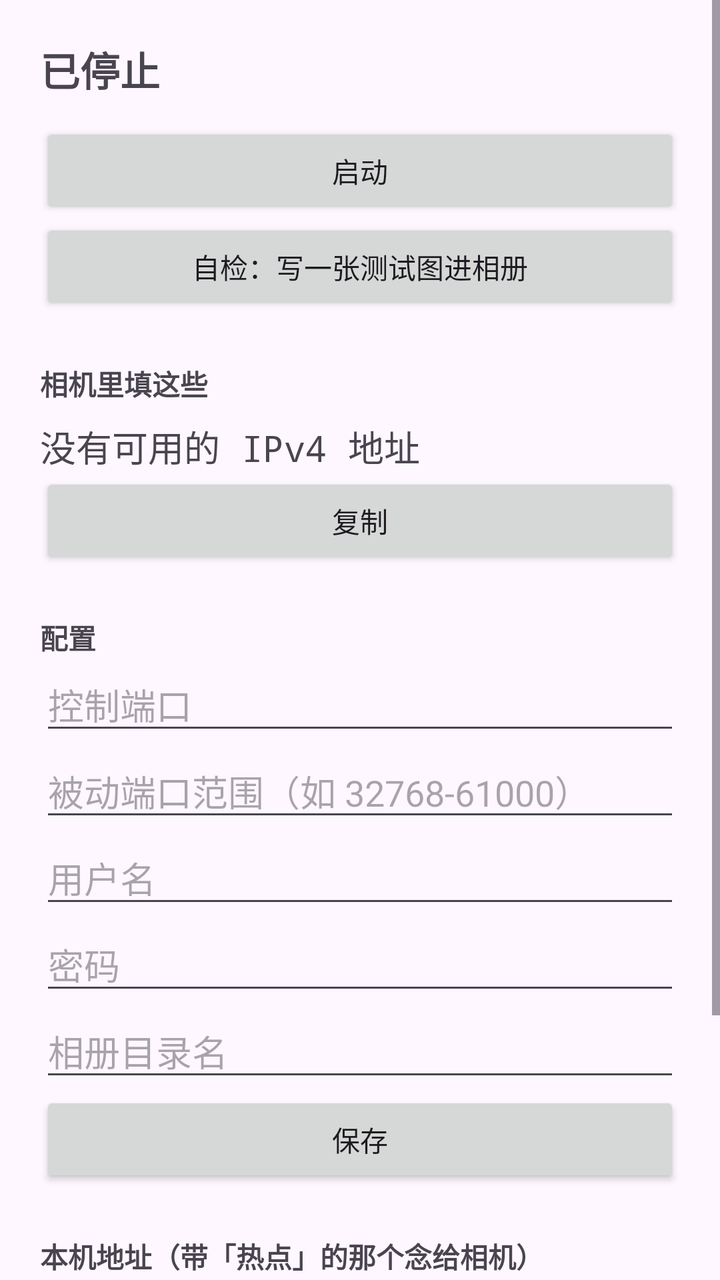
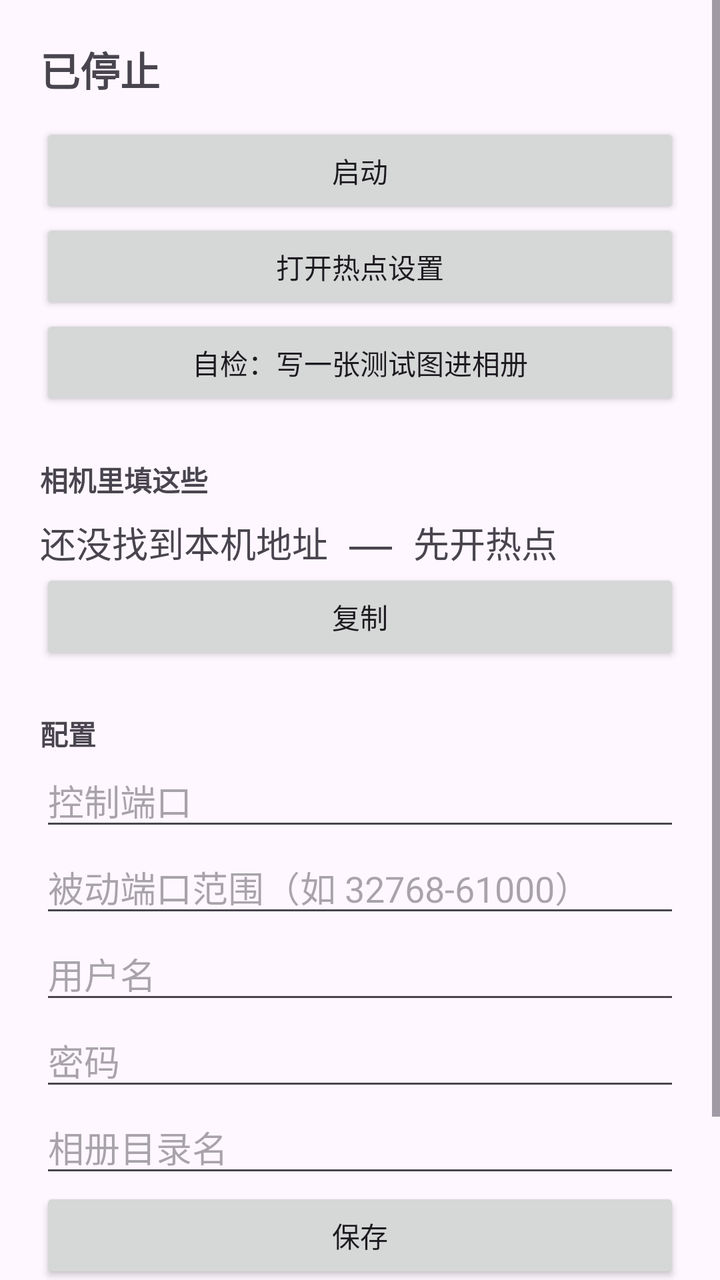

The first picture is an Android layout as it rendered before a commit; the second is the same layout after the commit. The layout source and the unified diff follow.
<!-- AndroidManifest.xml: application theme Theme.CamFtp -->
<!-- res/layout/activity_main.xml -->
<?xml version="1.0" encoding="utf-8"?>
<ScrollView xmlns:android="http://schemas.android.com/apk/res/android"
    android:layout_width="match_parent"
    android:layout_height="match_parent"
    android:fillViewport="true"
    android:fitsSystemWindows="true">

    <LinearLayout
        android:layout_width="match_parent"
        android:layout_height="wrap_content"
        android:orientation="vertical"
        android:padding="20dp">

        
        <TextView
            android:id="@+id/statusText"
            android:layout_width="match_parent"
            android:layout_height="wrap_content"
            android:text="@string/status_stopped"
            android:textSize="20sp"
            android:textStyle="bold" />

        <Button
            android:id="@+id/toggleButton"
            android:layout_width="match_parent"
            android:layout_height="wrap_content"
            android:layout_marginTop="12dp"
            android:text="@string/start" />

        <Button
            android:id="@+id/selfTestButton"
            android:layout_width="match_parent"
            android:layout_height="wrap_content"
            android:text="@string/self_test" />

        
        <TextView
            android:layout_width="match_parent"
            android:layout_height="wrap_content"
            android:layout_marginTop="24dp"
            android:text="@string/section_camera_title"
            android:textStyle="bold" />

        <TextView
            android:id="@+id/cameraHint"
            android:layout_width="match_parent"
            android:layout_height="wrap_content"
            android:layout_marginTop="8dp"
            android:fontFamily="monospace"
            android:text="@string/ip_none"
            android:textSize="18sp" />

        <Button
            android:id="@+id/copyButton"
            android:layout_width="match_parent"
            android:layout_height="wrap_content"
            android:text="@string/copy" />

        
        <TextView
            android:layout_width="match_parent"
            android:layout_height="wrap_content"
            android:layout_marginTop="24dp"
            android:text="@string/section_config_title"
            android:textStyle="bold" />

        <EditText
            android:id="@+id/portInput"
            android:layout_width="match_parent"
            android:layout_height="wrap_content"
            android:hint="@string/label_port"
            android:inputType="number"
            android:importantForAutofill="no" />

        <EditText
            android:id="@+id/passivePortsInput"
            android:layout_width="match_parent"
            android:layout_height="wrap_content"
            android:hint="@string/label_passive"
            android:inputType="text"
            android:importantForAutofill="no" />

        <EditText
            android:id="@+id/userInput"
            android:layout_width="match_parent"
            android:layout_height="wrap_content"
            android:hint="@string/label_user"
            android:inputType="text"
            android:importantForAutofill="no" />

        <EditText
            android:id="@+id/passwordInput"
            android:layout_width="match_parent"
            android:layout_height="wrap_content"
            android:hint="@string/label_password"
            android:inputType="text"
            android:importantForAutofill="no" />

        <EditText
            android:id="@+id/folderInput"
            android:layout_width="match_parent"
            android:layout_height="wrap_content"
            android:hint="@string/label_folder"
            android:inputType="text"
            android:importantForAutofill="no" />

        <Button
            android:id="@+id/saveButton"
            android:layout_width="match_parent"
            android:layout_height="wrap_content"
            android:text="@string/save" />

        
        <TextView
            android:layout_width="match_parent"
            android:layout_height="wrap_content"
            android:layout_marginTop="24dp"
            android:text="@string/section_ip_title"
            android:textStyle="bold" />

        <TextView
            android:id="@+id/ipList"
            android:layout_width="match_parent"
            android:layout_height="wrap_content"
            android:layout_marginTop="8dp"
            android:fontFamily="monospace"
            android:text="@string/ip_none" />

        <Button
            android:id="@+id/hotspotButton"
            android:layout_width="match_parent"
            android:layout_height="wrap_content"
            android:text="@string/open_hotspot" />

        
        <TextView
            android:layout_width="match_parent"
            android:layout_height="wrap_content"
            android:layout_marginTop="24dp"
            android:text="@string/section_events_title"
            android:textStyle="bold" />

        <TextView
            android:id="@+id/eventList"
            android:layout_width="match_parent"
            android:layout_height="wrap_content"
            android:layout_marginTop="8dp"
            android:fontFamily="monospace"
            android:text="@string/event_none"
            android:textSize="13sp" />

    </LinearLayout>

</ScrollView>
<!-- resources referenced by this layout -->
<resources>
  <string name="copy">复制</string>
  <string name="event_none">暂无</string>
  <string name="ip_none">没有可用的 IPv4 地址</string>
  <string name="label_folder">相册目录名</string>
  <string name="label_passive">被动端口范围（如 32768-61000）</string>
  <string name="label_password">密码</string>
  <string name="label_port">控制端口</string>
  <string name="label_user">用户名</string>
  <string name="open_hotspot">打开热点设置</string>
  <string name="save">保存</string>
  <string name="section_camera_title">相机里填这些</string>
  <string name="section_config_title">配置</string>
  <string name="section_events_title">最近事件</string>
  <string name="section_ip_title">本机地址（带「热点」的那个念给相机）</string>
  <string name="self_test">自检：写一张测试图进相册</string>
  <string name="start">启动</string>
  <string name="status_stopped">已停止</string>
  <style name="Theme.CamFtp" parent="Theme.Material3.DayNight.NoActionBar">
          <item name="android:windowLightStatusBar">?attr/isLightTheme</item>
          <item name="android:windowLightNavigationBar">?attr/isLightTheme</item>
      </style>
</resources>

<!-- the commit's change to res/layout/activity_main.xml (unified diff, before → after) -->
@@ -28,6 +28,12 @@
             android:text="@string/start" />
 
         <Button
+            android:id="@+id/hotspotButton"
+            android:layout_width="match_parent"
+            android:layout_height="wrap_content"
+            android:text="@string/open_hotspot" />
+
+        <Button
             android:id="@+id/selfTestButton"
             android:layout_width="match_parent"
             android:layout_height="wrap_content"
@@ -47,7 +53,7 @@
             android:layout_height="wrap_content"
             android:layout_marginTop="8dp"
             android:fontFamily="monospace"
-            android:text="@string/ip_none"
+            android:text="@string/camera_hint_no_ip"
             android:textSize="18sp" />
 
         <Button
@@ -115,28 +121,6 @@
             android:layout_width="match_parent"
             android:layout_height="wrap_content"
             android:layout_marginTop="24dp"
-            android:text="@string/section_ip_title"
-            android:textStyle="bold" />
-
-        <TextView
-            android:id="@+id/ipList"
-            android:layout_width="match_parent"
-            android:layout_height="wrap_content"
-            android:layout_marginTop="8dp"
-            android:fontFamily="monospace"
-            android:text="@string/ip_none" />
-
-        <Button
-            android:id="@+id/hotspotButton"
-            android:layout_width="match_parent"
-            android:layout_height="wrap_content"
-            android:text="@string/open_hotspot" />
-
-        
-        <TextView
-            android:layout_width="match_parent"
-            android:layout_height="wrap_content"
-            android:layout_marginTop="24dp"
             android:text="@string/section_events_title"
             android:textStyle="bold" />
 
<!-- resource entries referenced after the edit -->
@@ -1,8 +1,8 @@
 <!-- resources referenced by this layout -->
 <resources>
+  <string name="camera_hint_no_ip">还没找到本机地址 —— 先开热点</string>
   <string name="copy">复制</string>
   <string name="event_none">暂无</string>
-  <string name="ip_none">没有可用的 IPv4 地址</string>
   <string name="label_folder">相册目录名</string>
   <string name="label_passive">被动端口范围（如 32768-61000）</string>
   <string name="label_password">密码</string>
@@ -13,7 +13,6 @@
   <string name="section_camera_title">相机里填这些</string>
   <string name="section_config_title">配置</string>
   <string name="section_events_title">最近事件</string>
-  <string name="section_ip_title">本机地址（带「热点」的那个念给相机）</string>
   <string name="self_test">自检：写一张测试图进相册</string>
   <string name="start">启动</string>
   <string name="status_stopped">已停止</string>
